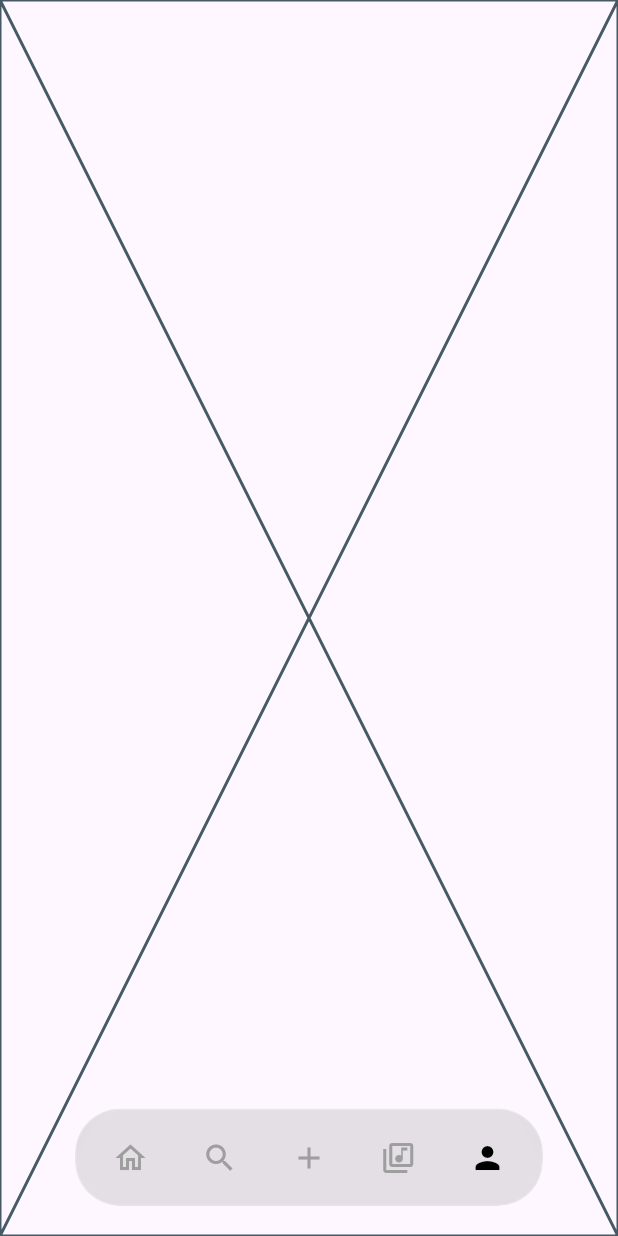
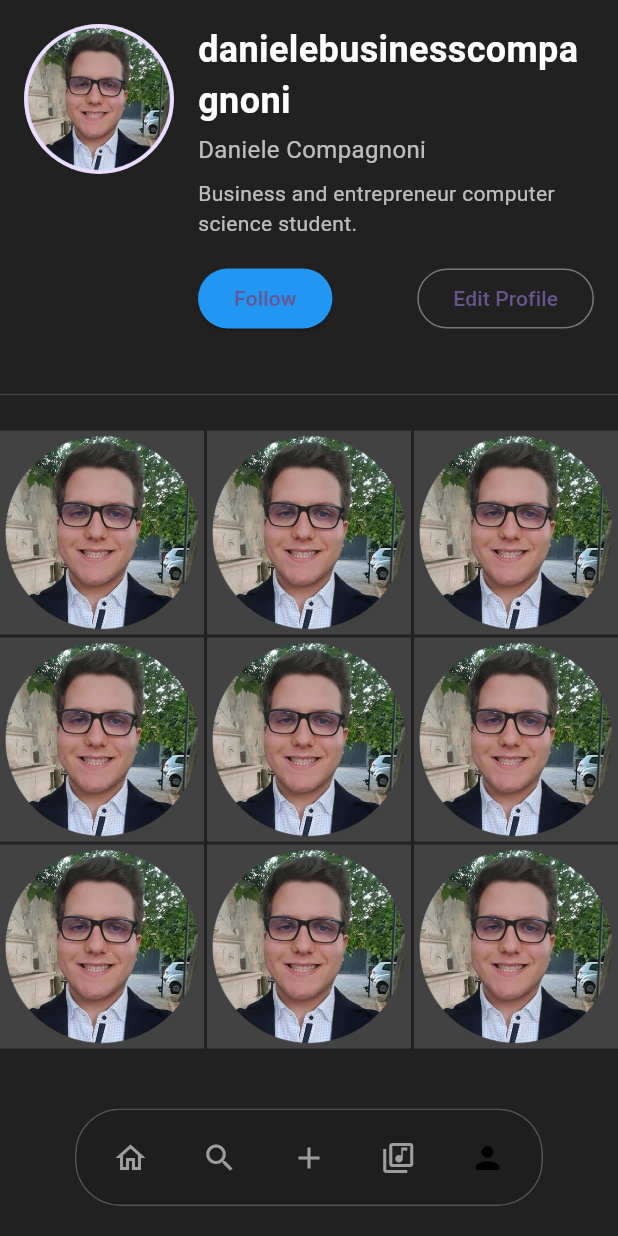
Before and after one commit to iAVAA/vynt, a Flutter app: the screen it shows after launch, item 5 of the bottom bar chosen, on a phone screen of 412 x 824 dp. Run offline on Flutter 3.47's test engine with Material 3 defaults, Android fonts, the phone set to English and light mode, and no system bars; drawn by our look-alikes of crystal_navigation_bar; our stand-ins replace animated_splash_screen, firebase_core, google_fonts, marquee, page_transition; accounts and stored records are empty.

Commit message:
First sketch of profile_page.dart (really ugly)

```diff
--- a/lib/screens/main_page.dart
+++ b/lib/screens/main_page.dart
@@ -1,6 +1,7 @@
 import 'package:flutter/material.dart';
 import 'feed_page.dart';
 import 'search_page.dart';
+import 'profile_page.dart';
 import '../widgets/navigation_bar.dart';
 
 class Home extends StatefulWidget {
@@ -18,7 +19,7 @@ class _HomeState extends State<Home> {
     Search(),
     Placeholder(),
     Placeholder(),
-    Placeholder(),
+    Profile(),
   ];
 
   void _onItemTapped(int index) {
--- /dev/null
+++ b/lib/screens/profile_page.dart
@@ -0,0 +1,109 @@
+import 'package:flutter/material.dart';
+
+class Profile extends StatelessWidget {
+  const Profile({super.key});
+
+  @override
+  Widget build(BuildContext context) {
+    return Scaffold(
+      backgroundColor: Colors.grey[900],
+      body: SafeArea(
+        child: SingleChildScrollView(
+          child: Column(
+            children: [
+              // Profile Header
+              Container(
+                padding: const EdgeInsets.all(16.0),
+                child: Row(
+                  crossAxisAlignment: CrossAxisAlignment.start,
+                  children: [
+                    // Profile Picture
+                    const CircleAvatar(
+                      radius: 50,
+                      backgroundImage:
+                          AssetImage('assets/test_pictures/daniele_pfp.png'),
+                    ),
+                    const SizedBox(width: 16),
+                    // User Info
+                    Expanded(
+                      child: Column(
+                        crossAxisAlignment: CrossAxisAlignment.start,
+                        children: [
+                          const Text(
+                            'danielebusinesscompagnoni',
+                            style: TextStyle(
+                              color: Colors.white,
+                              fontSize: 24,
+                              fontWeight: FontWeight.bold,
+                            ),
+                          ),
+                          const SizedBox(height: 4),
+                          const Text(
+                            'Daniele Compagnoni',
+                            style: TextStyle(
+                              color: Colors.white70,
+                              fontSize: 16,
+                            ),
+                          ),
+                          const SizedBox(height: 8),
+                          const Text(
+                            'Business and entrepreneur computer science student.', // Bio
+                            style: TextStyle(
+                              color: Colors.white70,
+                              fontSize: 14,
+                            ),
+                          ),
+                          const SizedBox(height: 16),
+                          // Follow and Edit Profile Buttons
+                          Row(
+                            mainAxisAlignment: MainAxisAlignment.spaceBetween,
+                            children: [
+                              ElevatedButton(
+                                onPressed: () {},
+                                style: ElevatedButton.styleFrom(
+                                  backgroundColor: Colors.blue,
+                                ),
+                                child: const Text('Follow'),
+                              ),
+                              OutlinedButton(
+                                onPressed: () {},
+                                child: const Text('Edit Profile'),
+                              ),
+                            ],
+                          ),
+                        ],
+                      ),
+                    ),
+                  ],
+                ),
+              ),
+              const SizedBox(height: 16),
+              // Divider
+              Divider(color: Colors.grey[800]),
+              const SizedBox(height: 16),
+              // Posts Grid
+              GridView.builder(
+                physics: const NeverScrollableScrollPhysics(),
+                shrinkWrap: true,
+                gridDelegate: const SliverGridDelegateWithFixedCrossAxisCount(
+                  crossAxisCount: 3,
+                  crossAxisSpacing: 2.0,
+                  mainAxisSpacing: 2.0,
+                  childAspectRatio: 1.0,
+                ),
+                itemCount: 9, // Number of posts
+                itemBuilder: (context, index) {
+                  return Container(
+                    color: Colors.grey[800],
+                    child: Image.asset('assets/test_pictures/daniele_pfp.png',
+                        fit: BoxFit.cover),
+                  );
+                },
+              ),
+            ],
+          ),
+        ),
+      ),
+    );
+  }
+}
```
